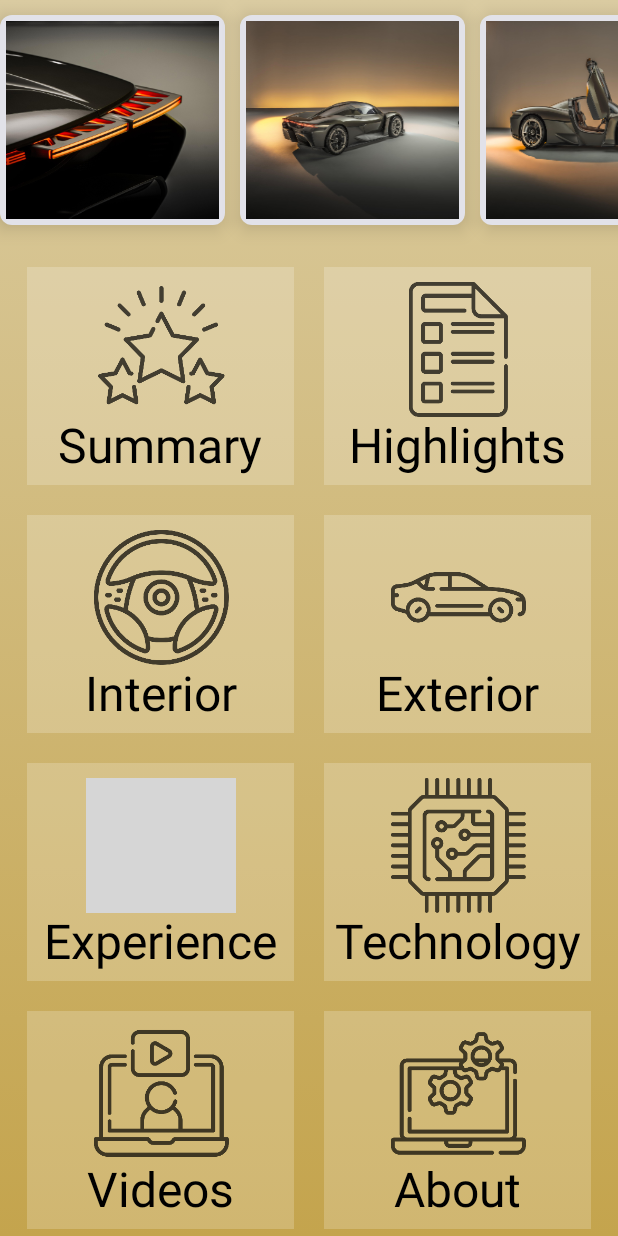
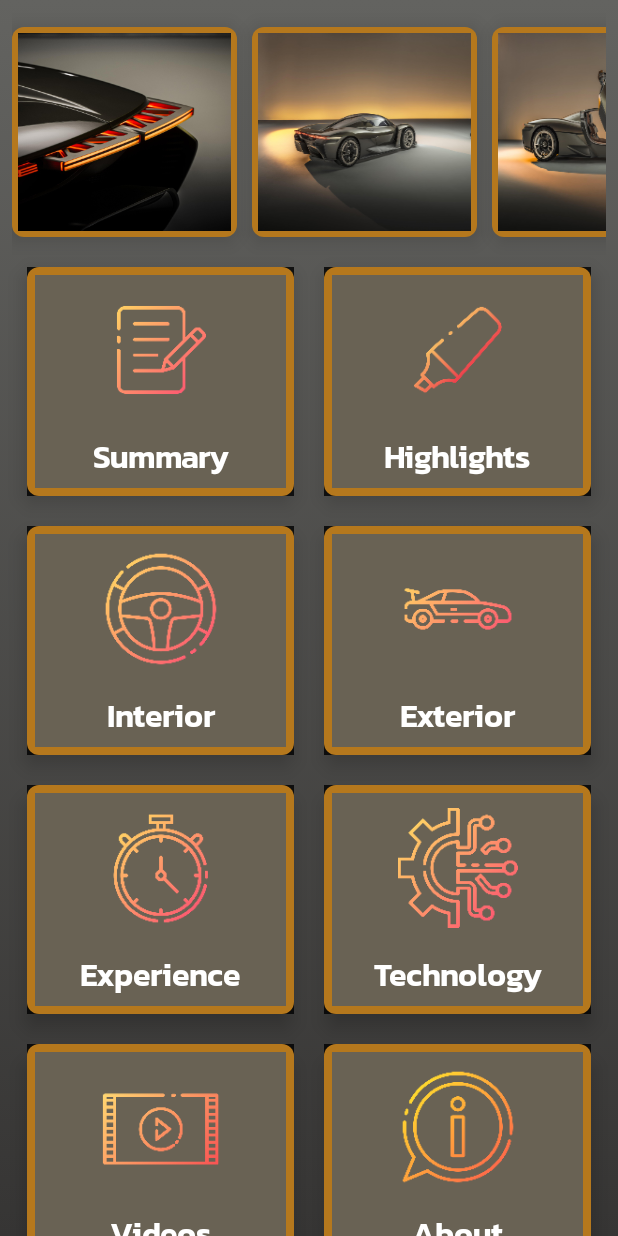
Before and after one commit to nigelcardozo/PorscheMissionXApp, an Android app built with Jetpack Compose: the screen it shows after launch (MainActivity), after a tap on "Start", on a phone screen of 412 x 824 dp. Run offline under Robolectric (Android 15) with nearby library versions, the phone set to English and light mode, and no system bars; our stand-ins replace Dagger/Hilt's generated code, Timber; grey boxes are pictures that could not be loaded.

Commit message:
Added new icons and theming

```diff
--- a/app/src/main/java/com/elnimijogames/porschegarage/model/MenuItemListLocal.kt
+++ b/app/src/main/java/com/elnimijogames/porschegarage/model/MenuItemListLocal.kt
@@ -5,42 +5,42 @@ import javax.inject.Inject
 class MenuItemListLocal @Inject constructor(): MenuItemListInterface {
     val menuItemList = arrayListOf(
         MenuItem(
-            imagePath = "file:///android_asset/images/menu/summary.png",
+            imagePath = "file:///android_asset/images/menu_outlines/summary.png",
             menuName = "Summary",
             menuId = MenuId.MENU_ID_SUMMARY
         ),
         MenuItem(
-            imagePath = "file:///android_asset/images/menu/highlights.png",
+            imagePath = "file:///android_asset/images/menu_outlines/highlights.png",
             menuName = "Highlights",
             menuId = MenuId.MENU_ID_HIGHLIGHTS
         ),
         MenuItem(
-            imagePath = "file:///android_asset/images/menu/interior.png",
+            imagePath = "file:///android_asset/images/menu_outlines/interior.png",
             menuName = "Interior",
             menuId = MenuId.MENU_ID_INTERIOR
         ),
         MenuItem(
-            imagePath = "file:///android_asset/images/menu/exterior.png",
+            imagePath = "file:///android_asset/images/menu_outlines/exterior.png",
             menuName = "Exterior",
             menuId = MenuId.MENU_ID_EXTERIOR
         ),
         MenuItem(
-            imagePath = "file:///android_asset/images/menu/driverexperience.png",
+            imagePath = "file:///android_asset/images/menu_outlines/experience.png",
             menuName = "Experience",
             menuId = MenuId.MENU_ID_EXPERIENCE
         ),
         MenuItem(
-            imagePath = "file:///android_asset/images/menu/technology.png",
+            imagePath = "file:///android_asset/images/menu_outlines/technology.png",
             menuName = "Technology",
             menuId = MenuId.MENU_ID_TECHNOLOGY
         ),
         MenuItem(
-            imagePath = "file:///android_asset/images/menu/videos.png",
+            imagePath = "file:///android_asset/images/menu_outlines/videos.png",
             menuName = "Videos",
             menuId = MenuId.MENU_ID_VIDEOS
         ),
         MenuItem(
-            imagePath = "file:///android_asset/images/menu/about.png",
+            imagePath = "file:///android_asset/images/menu_outlines/about.png",
             menuName = "About",
             menuId = MenuId.MENU_ID_ABOUT
         )
--- a/app/src/main/java/com/elnimijogames/porschegarage/ui/mainmenu/MainMenuScreen.kt
+++ b/app/src/main/java/com/elnimijogames/porschegarage/ui/mainmenu/MainMenuScreen.kt
@@ -5,12 +5,16 @@ import androidx.compose.foundation.background
 import androidx.compose.foundation.clickable
 import androidx.compose.foundation.layout.Column
 import androidx.compose.foundation.layout.PaddingValues
+import androidx.compose.foundation.layout.Spacer
 import androidx.compose.foundation.layout.fillMaxSize
+import androidx.compose.foundation.layout.fillMaxWidth
 import androidx.compose.foundation.layout.height
 import androidx.compose.foundation.layout.padding
 import androidx.compose.foundation.layout.size
+import androidx.compose.foundation.layout.width
 import androidx.compose.foundation.lazy.LazyRow
 import androidx.compose.foundation.lazy.grid.GridCells
+import androidx.compose.foundation.lazy.grid.GridItemSpan
 import androidx.compose.foundation.lazy.grid.LazyVerticalGrid
 import androidx.compose.foundation.lazy.grid.items
 import androidx.compose.foundation.lazy.items
@@ -20,6 +24,7 @@ import androidx.compose.material3.CardDefaults
 import androidx.compose.material3.MaterialTheme
 import androidx.compose.material3.Text
 import androidx.compose.runtime.Composable
+import androidx.compose.ui.Alignment
 import androidx.compose.ui.Alignment.Companion.CenterHorizontally
 import androidx.compose.ui.Modifier
 import androidx.compose.ui.draw.alpha
@@ -33,8 +38,11 @@ import com.elnimijogames.porschegarage.model.MenuItem
 import com.elnimijogames.porschegarage.model.MenuItemListLocal
 import com.elnimijogames.porschegarage.ui.theme.MainMenuScreenBackgroundColorGradientEnd
 import com.elnimijogames.porschegarage.ui.theme.MainMenuScreenBackgroundColorGradientStart
+import com.elnimijogames.porschegarage.ui.theme.MainMenuTileBackgroundColor
+import com.elnimijogames.porschegarage.ui.theme.MainMenuTileBorderColor
 import com.elnimijogames.porschegarage.ui.theme.PorscheGarageTheme
 import timber.log.Timber
+
 
 @Composable
 fun MainMenuScreen(
@@ -43,20 +51,12 @@ fun MainMenuScreen(
     navigationDetailsCallback: (String) -> Unit,
     navigationGalleryCallback: (String) -> Unit)
 {
-    Column(
-        modifier = Modifier
-            .background(
-                brush = Brush.verticalGradient(
-                    colors = listOf(
-                        MainMenuScreenBackgroundColorGradientStart,
-                        MainMenuScreenBackgroundColorGradientEnd
+    VerticalGridButtons(
+        menuItems = menuItemList,
+        navigationDetailsCallback,
+        imageGalleryPaths,
+        navigationGalleryCallback
     )
-                )
-            )
-    ) {
-        HorizontalImageGallery(assetPaths = imageGalleryPaths, navigationGalleryCallback)
-        VerticalGridButtons(menuItems = menuItemList, navigationDetailsCallback)
-    }
 }
 
 @Composable
@@ -69,11 +69,32 @@ fun HorizontalImageGallery(assetPaths: List<String>, navigationGalleryCallback:
 }
 
 @Composable
-fun VerticalGridButtons(menuItems: List<MenuItem>, navigationCallback: (String) -> Unit) {
+fun VerticalGridButtons(
+    menuItems: List<MenuItem>,
+    navigationCallback: (String) -> Unit,
+    assetPaths: List<String>,
+    navigationGalleryCallback: (String) -> Unit
+) {
     LazyVerticalGrid(
         columns = GridCells.Fixed(2),
-        contentPadding = PaddingValues(8.dp)
+        contentPadding = PaddingValues(8.dp),
+        modifier = Modifier
+            .background(
+                brush = Brush.verticalGradient(
+                    colors = listOf(
+                        MainMenuScreenBackgroundColorGradientStart,
+                        MainMenuScreenBackgroundColorGradientEnd
+                    )
+                )
+            )
     ) {
+        item(
+            span = {
+                GridItemSpan(maxLineSpan)
+            },
+        ) {
+            HorizontalImageGallery(assetPaths, navigationGalleryCallback)
+        }
         items(menuItems) { menuItem ->
             MenuItemTile(menuItem, navigationCallback)
         }
@@ -82,57 +103,107 @@ fun VerticalGridButtons(menuItems: List<MenuItem>, navigationCallback: (String)
 
 @Composable
 fun GalleryCard(model: String, navigationGalleryCallback: (String) -> Unit) {
-    Card(modifier = Modifier
+    Card(
+        modifier = Modifier
             .padding(start = 0.dp, top = 10.dp, end = 10.dp, bottom = 10.dp)
             .fillMaxSize(),
         elevation = CardDefaults.cardElevation(defaultElevation = 8.dp),
-        shape = RoundedCornerShape(8.dp)
+        shape = RoundedCornerShape(8.dp),
+        colors = CardDefaults.cardColors(containerColor = MainMenuTileBorderColor)
     ) {
         AsyncImage(
+            alignment = Alignment.Center,
             model = model,
             contentDescription = "Porsche Gallery Image",
             contentScale = ContentScale.FillBounds,
             modifier = Modifier
                 .size(150.dp)
                 .padding(4.dp)
-                .clickable ( onClick = {
+                .clickable(onClick = {
                     Timber.d("Path == $model")
                     navigationGalleryCallback(Uri.encode(model))
-                }
-            )
+                })
         )
     }
 }
 
 @Composable
 fun MenuItemTile(menuItem: MenuItem, navigationCallback:(String) -> Unit) {
-    Column(
+    Card(
         Modifier
             .padding(10.dp)
-            .background(Color.White.copy(alpha = 0.2f)),) {
+            .background(Color.Black.copy(alpha = 0.8f)),
+        shape = RoundedCornerShape(8.dp),
+        elevation = CardDefaults.cardElevation(
+            defaultElevation = 8.dp
+        ),
+        colors = CardDefaults.cardColors(containerColor = MainMenuTileBorderColor)
+    ) {
+        Column(
+        horizontalAlignment = Alignment.CenterHorizontally,
+        modifier = Modifier
+            .padding(5.dp)
+            .background(color = MainMenuTileBackgroundColor.copy(alpha = 0.9f))
+            //.background(color = Color.Gray)
+            .fillMaxWidth(),
+        ) {
             AsyncImage(
                 model = menuItem.imagePath,
                 contentDescription = "Menu Icon",
                 modifier = Modifier
-                .size(100.dp)
+                    .size(90.dp)
                     .padding(top = 10.dp)
                     .align(CenterHorizontally)
-                .alpha(0.7f)
-                .clickable ( onClick = {
+                    .clickable(onClick = {
                         Timber.d("menuItem clicked == " + menuItem.menuId)
                         navigationCallback(menuItem.menuId)
                     }
                 )
             )
 
+            Spacer(modifier = Modifier.height(height = 15.dp))
+
             Text(modifier = Modifier
                 .align(CenterHorizontally)
                 .padding(bottom = 5.dp),
                 text = menuItem.menuName,
-            style = MaterialTheme.typography.headlineLarge
+                style = MaterialTheme.typography.displayMedium,
+                color = Color.White
             )
         }
     }
+}
+
+//@Composable
+//fun MenuItemTile(menuItem: MenuItem, navigationCallback:(String) -> Unit) {
+//    Column(
+//        Modifier
+//            .padding(10.dp)
+//            .background(Color.White.copy(alpha = 0.2f)),
+//    ) {
+//        AsyncImage(
+//            model = menuItem.imagePath,
+//            contentDescription = "Menu Icon",
+//            modifier = Modifier
+//                .size(100.dp)
+//                .padding(top = 10.dp)
+//                .align(CenterHorizontally)
+//                .alpha(0.7f)
+//                .clickable ( onClick = {
+//                    Timber.d("menuItem clicked == " + menuItem.menuId)
+//                    navigationCallback(menuItem.menuId)
+//                }
+//            )
+//        )
+//
+//        Text(modifier = Modifier
+//            .align(CenterHorizontally)
+//            .padding(bottom = 5.dp),
+//            text = menuItem.menuName,
+//            style = MaterialTheme.typography.headlineLarge
+//        )
+//    }
+//}
 
 @Preview(showBackground = true)
 @Composable
--- a/app/src/main/java/com/elnimijogames/porschegarage/ui/theme/Color.kt
+++ b/app/src/main/java/com/elnimijogames/porschegarage/ui/theme/Color.kt
@@ -10,15 +10,10 @@ val Purple40 = Color(0xFF6650a4)
 val PurpleGrey40 = Color(0xFF625b71)
 val Pink40 = Color(0xFF7D5260)
 
-val SplashScreenBackgroundColorGradientStart = Color(0xFF2C66A3)
-val SplashScreenBackgroundColorGradientEnd = Color(0xFF373E4A)
+val MainMenuScreenBackgroundColorGradientStart = Color(0xFF636360)
+val MainMenuScreenBackgroundColorGradientEnd = Color(0xFF363534)
 
-val MissionXTextGradientStart = Color(0xFFCCC5B1)
-val MissionXTextGradientEnd = Color(0xFF8F0606)
-
-val MainMenuScreenBackgroundColorGradientStart = Color(0xFFDBCCA2)
-val MainMenuScreenBackgroundColorGradientEnd = Color(0xFFC4A44D)
-
-val MainMenuMenuCardBackgroundColor = Color(0xFFEDE5CC)
+val MainMenuTileBorderColor = Color(0xFFB5781D)
+val MainMenuTileBackgroundColor = Color(0xFF61605A)
 
 val StartButtonBackgroundColor = Color(0xFFB38222)
--- a/app/src/main/java/com/elnimijogames/porschegarage/ui/theme/Type.kt
+++ b/app/src/main/java/com/elnimijogames/porschegarage/ui/theme/Type.kt
@@ -30,6 +30,11 @@ val Typography = Typography(
         fontWeight = FontWeight.Bold,
         fontSize = 36.sp
     ),
+    displayMedium = TextStyle(
+        fontFamily = KanitSemiBold,
+        fontWeight = FontWeight.Bold,
+        fontSize = 21.sp
+    ),
     bodyMedium = TextStyle(
         fontFamily = KanitExtraLight,
         fontWeight = FontWeight.Normal,
```
Also changed, not shown: app/src/main/assets/images/menu_outlines/about.png (added), app/src/main/assets/images/menu_outlines/experience.png (added), app/src/main/assets/images/menu_outlines/exterior.png (added), app/src/main/assets/images/menu_outlines/highlights.png (added), app/src/main/assets/images/menu_outlines/interior.png (added), app/src/main/assets/images/menu_outlines/summary.png (added), app/src/main/assets/images/menu_outlines/technology.png (added), app/src/main/assets/images/menu_outlines/videos.png (added). Lines whose indentation alone changed are shown as unchanged.
